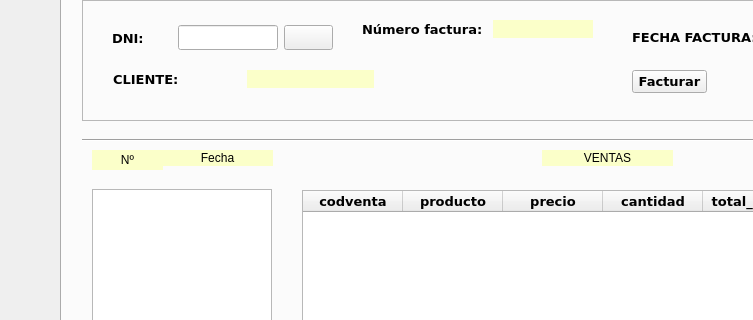
The window that window.ui (beafaro/farocarrera) describes before a commit, drawn with Qt 5; both pictures show x 0 to 753 and y 127 to 447 of the 1024 by 800 pixel window.
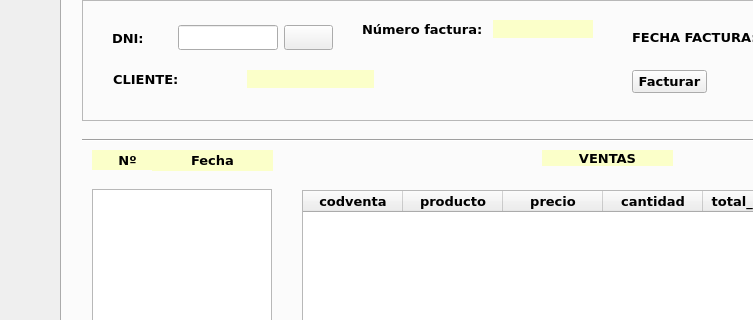
The same window after the commit. Icons and pictures are not drawn.

What changed in the file:
```diff
--- a/window.ui
+++ b/window.ui
@@ -1372,6 +1372,14 @@
         <height>16</height>
        </rect>
       </property>
+      <property name="font">
+       <font>
+        <family>Verdana</family>
+        <pointsize>10</pointsize>
+        <weight>75</weight>
+        <bold>true</bold>
+       </font>
+      </property>
       <property name="styleSheet">
        <string notr="true">background-color: rgb(251, 255, 201);</string>
       </property>
@@ -1441,6 +1449,14 @@
         <height>20</height>
        </rect>
       </property>
+      <property name="font">
+       <font>
+        <family>Verdana</family>
+        <pointsize>10</pointsize>
+        <weight>75</weight>
+        <bold>true</bold>
+       </font>
+      </property>
       <property name="styleSheet">
        <string notr="true">background-color: rgb(251, 255, 201);</string>
       </property>
@@ -1454,12 +1470,20 @@
      <widget class="QLabel" name="label_7">
       <property name="geometry">
        <rect>
-        <x>100</x>
+        <x>90</x>
         <y>170</y>
-        <width>111</width>
-        <height>16</height>
+        <width>121</width>
+        <height>21</height>
        </rect>
       </property>
+      <property name="font">
+       <font>
+        <family>Verdana</family>
+        <pointsize>10</pointsize>
+        <weight>75</weight>
+        <bold>true</bold>
+       </font>
+      </property>
       <property name="styleSheet">
        <string notr="true">background-color: rgb(251, 255, 201);</string>
       </property>
```
Left out of the diff: 7 changed lines with no effect on the pictures.
